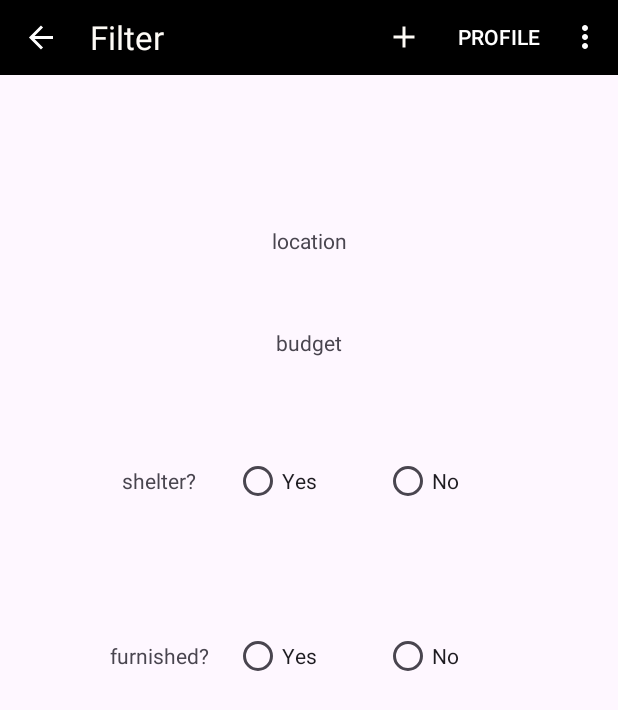
After one commit to juda1999/RentIt, an Android app: the FilterFragment screen opened through its navigation route, on a phone screen of 412 x 824 dp. The commit adds this screen. Shown: the top 710 px of the screen. Run offline under Robolectric (Android 15) with nearby library versions, the phone set to English and light mode, and no system bars; our stand-ins replace navigation-ui; Roboto replaces fonts that are not available here.

Commit message:
feat(properties): add filter page

```diff
--- a/app/src/main/java/com/idz/rentit/fragments/AddPropertyFragment.kt
+++ b/app/src/main/java/com/idz/rentit/fragments/AddPropertyFragment.kt
@@ -95,6 +95,7 @@ class AddPropertyFragment : Fragment() {
     }
 
     private fun navigateToHomePageAfterAddProperty() {
+        Repository.repositoryInstance.refreshAllProperties()
         findNavController().navigate(R.id.action_addPropertyFragment_to_propertyHomeFragment)
     }
 
--- /dev/null
+++ b/app/src/main/java/com/idz/rentit/fragments/FilterFragment.kt
@@ -0,0 +1,24 @@
+package com.idz.rentit.fragments
+
+import android.os.Bundle
+import androidx.fragment.app.Fragment
+import android.view.LayoutInflater
+import android.view.View
+import android.view.ViewGroup
+import com.idz.rentIt.R
+
+class FilterFragment : Fragment() {
+
+    override fun onCreate(savedInstanceState: Bundle?) {
+        super.onCreate(savedInstanceState)
+
+    }
+
+    override fun onCreateView(
+        inflater: LayoutInflater, container: ViewGroup?,
+        savedInstanceState: Bundle?
+    ): View? {
+        // Inflate the layout for this fragment
+        return inflater.inflate(R.layout.fragment_filter, container, false)
+    }
+}
--- a/app/src/main/java/com/idz/rentit/fragments/PropertyBaseFragment.kt
+++ b/app/src/main/java/com/idz/rentit/fragments/PropertyBaseFragment.kt
@@ -22,21 +22,22 @@ abstract class PropertyBaseFragment : Fragment() {
         parentActivity?.addMenuProvider(object : MenuProvider {
             override fun onCreateMenu(menu: Menu, menuInflater: MenuInflater) {
                 menu.removeItem(R.id.addPropertyFragment)
-
             }
 
             override fun onMenuItemSelected(menuItem: MenuItem): Boolean {
                 if (menuItem.itemId == android.R.id.home) {
-                    Navigation.findNavController(view).popBackStack()
+                    findNavController(view).popBackStack()
                     return true
                 } else {
-                    if (view != null) {
+                    if (menuItem.itemId == R.id.filterFragment) {
+                        findNavController(view).navigate(R.id.filterFragment)
+                        return true
+                    }
                         if (menuItem.itemId == R.id.logoutMenuItem) {
                             Repository.repositoryInstance.getAuthModel().logout { startIntroActivity() }
                         } else {
                             findNavController(view).navigate(R.id.userProfileFragment)
                                 return true
-                        }
                     }
                 }
                 return false
--- a/app/src/main/res/layout/fragment_filter.xml
+++ b/app/src/main/res/layout/fragment_filter.xml
@@ -4,7 +4,7 @@
     xmlns:tools="http://schemas.android.com/tools"
     android:layout_width="match_parent"
     android:layout_height="match_parent"
-    tools:context=".FilterFragment">
+    tools:context="com.idz.rentit.fragments.FilterFragment">
 
     <LinearLayout
         android:id="@+id/linearLayout"
--- a/app/src/main/res/menu/menu.xml
+++ b/app/src/main/res/menu/menu.xml
@@ -13,8 +13,15 @@
         app:showAsAction="ifRoom" />
 
     <item
+        android:id="@+id/filterFragment"
+        android:icon="@drawable/filter"
+        android:title="filter"
+        app:showAsAction="ifRoom" />
+
+    <item
         android:id="@+id/logoutMenuItem"
         android:icon="@drawable/logout_image"
         android:title="logout"
         app:showAsAction="ifRoom" />
+
 </menu>
--- a/app/src/main/res/navigation/main_nav_graph.xml
+++ b/app/src/main/res/navigation/main_nav_graph.xml
@@ -17,39 +17,6 @@
         android:id="@+id/action_addPropertyFragment_to_propertyHomeFragment"
         app:destination="@id/propertyHomeFragment" />
     </fragment>
-<!--    <fragment-->
-<!--        android:id="@+id/userCommentListFragment"-->
-<!--        android:name="com.idz.rentit.fragments.UserCommentListFragment"-->
-<!--        android:label="My Comments"-->
-<!--        tools:layout="@layout/fragment_user_comment_list">-->
-<!--        <action-->
-<!--            android:id="@+id/action_userCommentListFragment_to_userCommentEditionFragment"-->
-<!--            app:destination="@id/userCommentEditionFragment" />-->
-<!--        <argument-->
-<!--            android:name="userId"-->
-<!--            app:argType="string" />-->
-<!--    </fragment>-->
-<!--    <fragment-->
-<!--        android:id="@+id/userCommentEditionFragment"-->
-<!--        android:name="com.idz.rentit.fragments.UserCommentEditionFragment"-->
-<!--        android:label="Edit Comment"-->
-<!--        tools:layout="@layout/fragment_user_comment_edition">-->
-<!--        <argument-->
-<!--            android:name="movieCommentPosition"-->
-<!--            app:argType="integer" />-->
-<!--        <argument-->
-<!--            android:name="userId"-->
-<!--            app:argType="string" />-->
-<!--    </fragment>-->
-<!--    <fragment-->
-<!--        android:id="@+id/userCommentAdditionFragment"-->
-<!--        android:name="com.example.movieshare.fragments.user.UserCommentAdditionFragment"-->
-<!--        android:label="Add Comment"-->
-<!--        tools:layout="@layout/fragment_user_comment_addition">-->
-<!--        <argument-->
-<!--            android:name="movieName"-->
-<!--            app:argType="string" />-->
-<!--    </fragment>-->
     <fragment
         android:id="@+id/propertyHomeFragment"
         android:name="com.idz.rentit.fragments.PropertyHomeFragment"
@@ -76,18 +43,6 @@
             app:destination="@id/addPropertyFragment" />
 
     </fragment>
-<!--    <fragment-->
-<!--        android:id="@+id/movieCommentListFragment"-->
-<!--        android:name="com.idz.rentit.fragments.MovieCommentListFragment"-->
-<!--        android:label="Comments"-->
-<!--        tools:layout="@layout/fragment_movie_comment_list">-->
-<!--        <argument-->
-<!--            android:name="movieId"-->
-<!--            app:argType="string" />-->
-<!--    </fragment>-->
-<!--    <action-->
-<!--        android:id="@+id/action_global_userProfileFragment"-->
-<!--        app:destination="@id/userProfileFragment" />-->
     <fragment
         android:id="@+id/editUserProfileFragment"
         android:name="com.idz.rentit.fragments.EditUserProfileFragment"
@@ -96,6 +51,14 @@
         <argument
             android:name="userId"
             app:argType="string" />
-
+    </fragment>
+    <fragment
+    android:id="@+id/filterFragment"
+    android:name="com.idz.rentit.fragments.FilterFragment"
+    android:label="Filter"
+    tools:layout="@layout/fragment_filter">
+    <action
+        android:id="@+id/action_filterFragment_to_propertyHomeFragment"
+        app:destination="@id/propertyHomeFragment" />
     </fragment>
 </navigation>
```
Also changed, not shown: app/src/main/res/drawable/filter.png (deleted).
